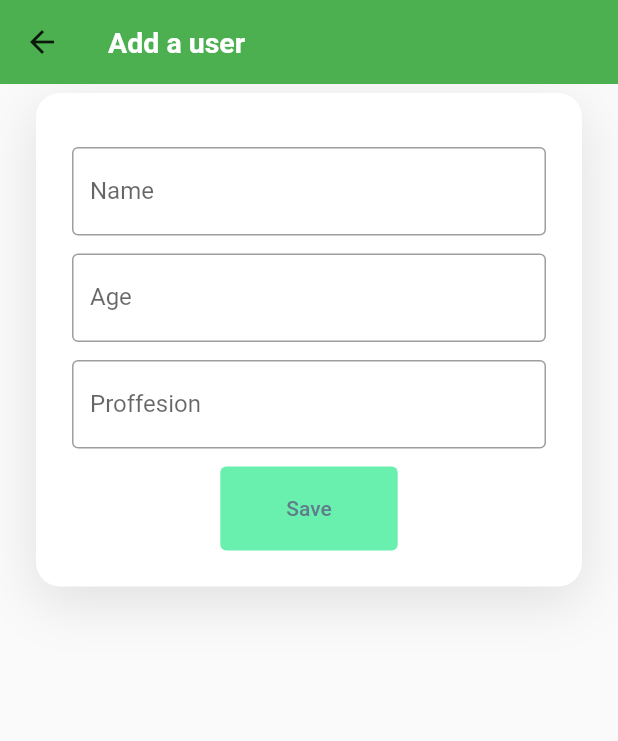
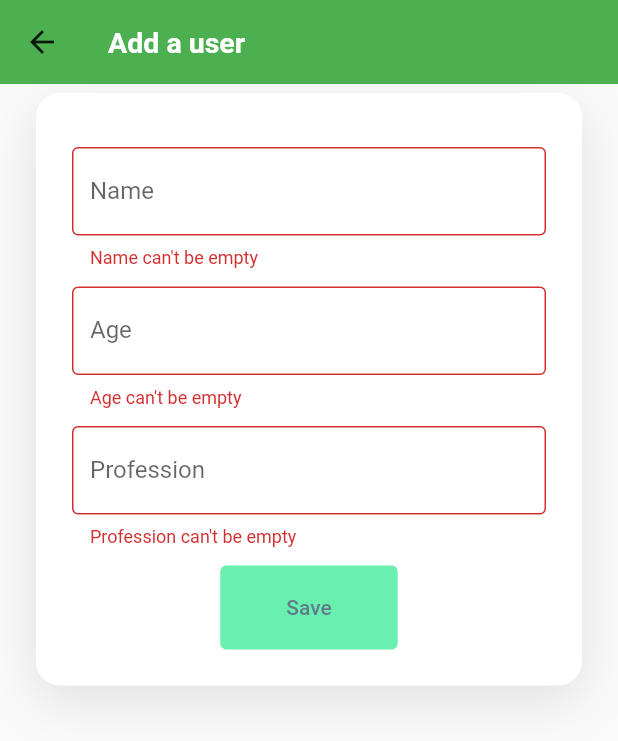
Before and after one commit to MaksimVovk/flutter-graphql, a Flutter app: the AddUserPage screen opened directly, after a tap on "Save", on a phone screen of 412 x 824 dp. Shown: the top 741 px of the screen. Run offline on Flutter 3.47's test engine with Material 2 defaults, Android fonts, the phone set to English and light mode, and no system bars; our stand-ins replace graphql_flutter; network calls fail.

Commit message:
Save a User - From the Flutter Client App

```diff
--- a/flutter-client/flutter_graphql/lib/screens/add_user_page.dart
+++ b/flutter-client/flutter_graphql/lib/screens/add_user_page.dart
@@ -10,10 +10,22 @@ class _AddUserPageState extends State<AddUserPage> {
   final _formKey = GlobalKey<FormState>();
   final _nameController = TextEditingController();
   final _ageController = TextEditingController();
-  final _proffesionController = TextEditingController();
+  final _professionController = TextEditingController();
 
   String insertUser () {
-    return '';
+    return '''
+      mutation
+        CreateUser (
+          \$name: String!,
+          \$age: Int!,
+          \$profession: String!
+        ) {
+          CreateUser (name: \$name, age: \$age, profession: \$profession) {
+            id
+            name
+          }
+        }
+    ''';
   }
 
   @override
@@ -53,7 +65,7 @@ class _AddUserPageState extends State<AddUserPage> {
                   document: gql(insertUser()),
                   fetchPolicy: FetchPolicy.noCache,
                   onCompleted: (data) {
-
+                    print(data.toString());
                   },
                 ),
                 builder: (runMutation, result) {
@@ -101,9 +113,9 @@ class _AddUserPageState extends State<AddUserPage> {
                         ),
                         SizedBox(height: 12,),
                         TextFormField(
-                          controller: _proffesionController,
+                          controller: _professionController,
                           decoration: InputDecoration(
-                            labelText: 'Proffesion',
+                            labelText: 'Profession',
                             fillColor: Colors.white,
                             border: OutlineInputBorder(
                               borderSide: BorderSide()
@@ -111,7 +123,7 @@ class _AddUserPageState extends State<AddUserPage> {
                           ),
                           validator: (v) {
                             if (v.length == 0) {
-                              return 'Proffesion can\'t be empty';
+                              return 'Profession can\'t be empty';
                             } else {
                               return null;
                             }
@@ -121,7 +133,13 @@ class _AddUserPageState extends State<AddUserPage> {
                         SizedBox(height: 12,),
                         TextButton(
                           onPressed: () {
-
+                            if (_formKey.currentState.validate()) {
+                              runMutation({
+                                'name': _nameController.text.trim(),
+                                'profession': _professionController.text.trim(),
+                                'age': int.parse(_ageController.text.trim()),
+                              });
+                            }
                           },
                           child: Padding(
                             padding: const EdgeInsets.symmetric(horizontal: 36, vertical: 12),
```
